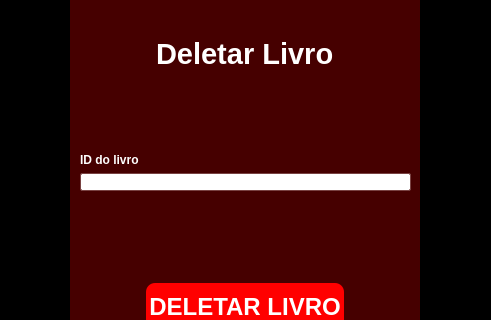
Qt form views/deletarLivro.ui (eliasasa/biblioteca_poo) before a commit; both pictures show x 156 to 647 and y 100 to 420 of the 800 by 600 pixel window.
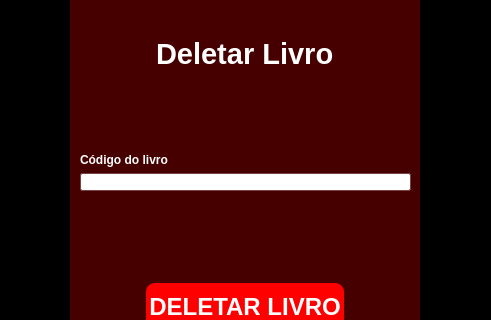
The same form after that commit.

The edit to the form file:
```diff
--- a/views/deletarLivro.ui
+++ b/views/deletarLivro.ui
@@ -131,7 +131,7 @@
            <item>
             <widget class="QLabel" name="label_8">
              <property name="text">
-              <string>ID do livro</string>
+              <string>Código do livro</string>
              </property>
             </widget>
            </item>
```
